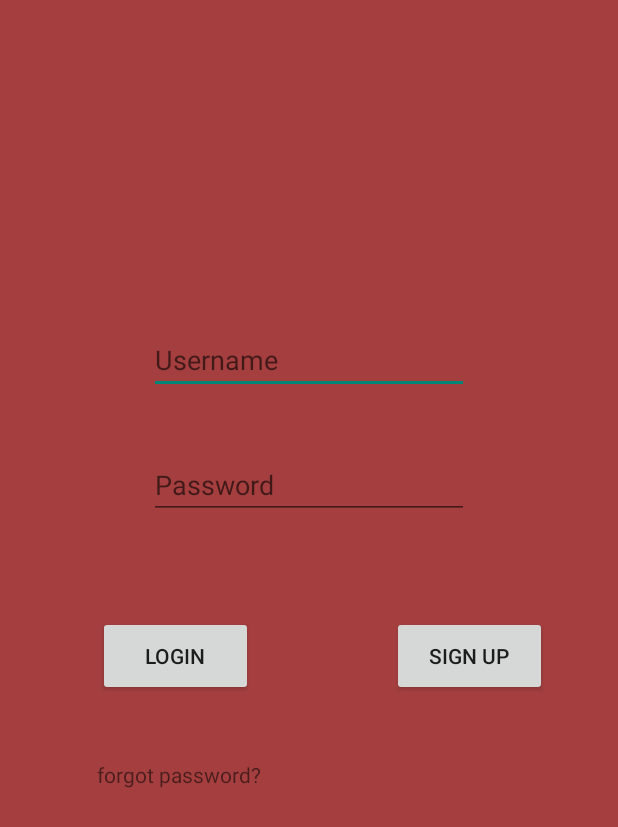
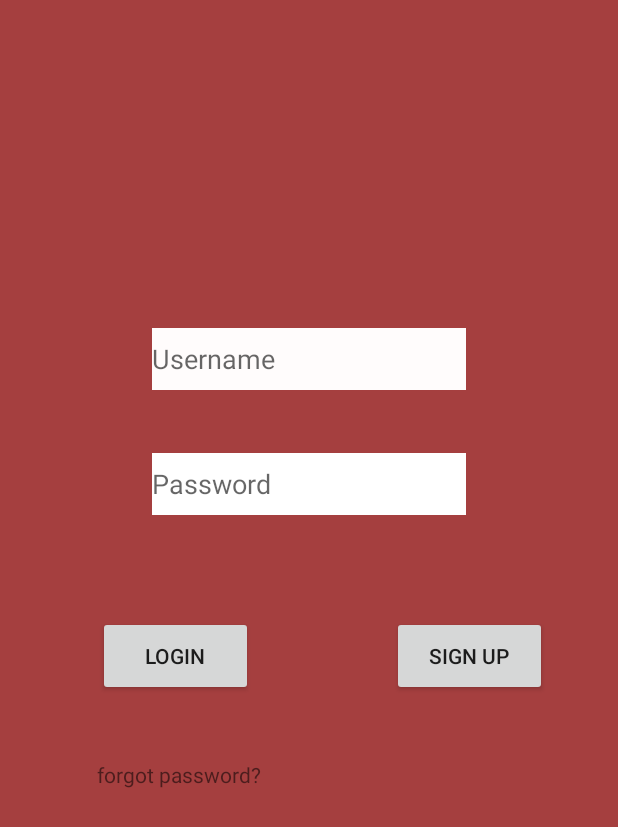
Before and after one commit to hrmck/2020UoAHackathon, an Android app: the screen it shows after launch (MainActivity), on a phone screen of 412 x 824 dp. Shown: the top 827 px of the screen. Run offline under Robolectric (Android 15) with nearby library versions, the phone set to English and light mode, and no system bars.

Commit message:
hIE AGNES i am testing the github sync

```diff
--- a/app/src/main/res/layout/activity_main.xml
+++ b/app/src/main/res/layout/activity_main.xml
@@ -33,8 +33,9 @@
 
     <EditText
         android:id="@+id/UsernameEditText"
-        android:layout_width="wrap_content"
-        android:layout_height="wrap_content"
+        android:layout_width="209dp"
+        android:layout_height="41dp"
+        android:background="@color/white"
         android:ems="10"
         android:hint="Username"
         android:inputType="textPersonName"
@@ -46,8 +47,9 @@
 
     <EditText
         android:id="@+id/PasswordEditText"
-        android:layout_width="wrap_content"
-        android:layout_height="wrap_content"
+        android:layout_width="209dp"
+        android:layout_height="41dp"
+        android:background="@android:color/white"
         android:ems="10"
         android:hint="Password"
         android:inputType="textPassword"
```
